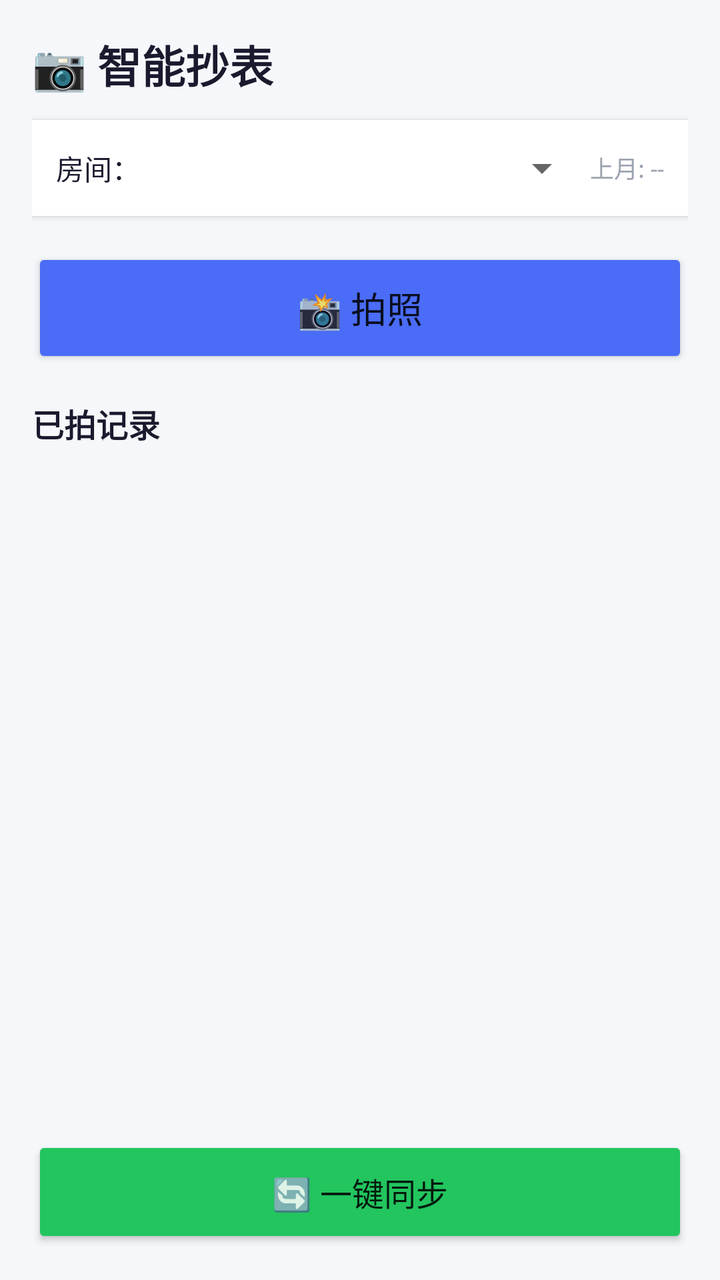
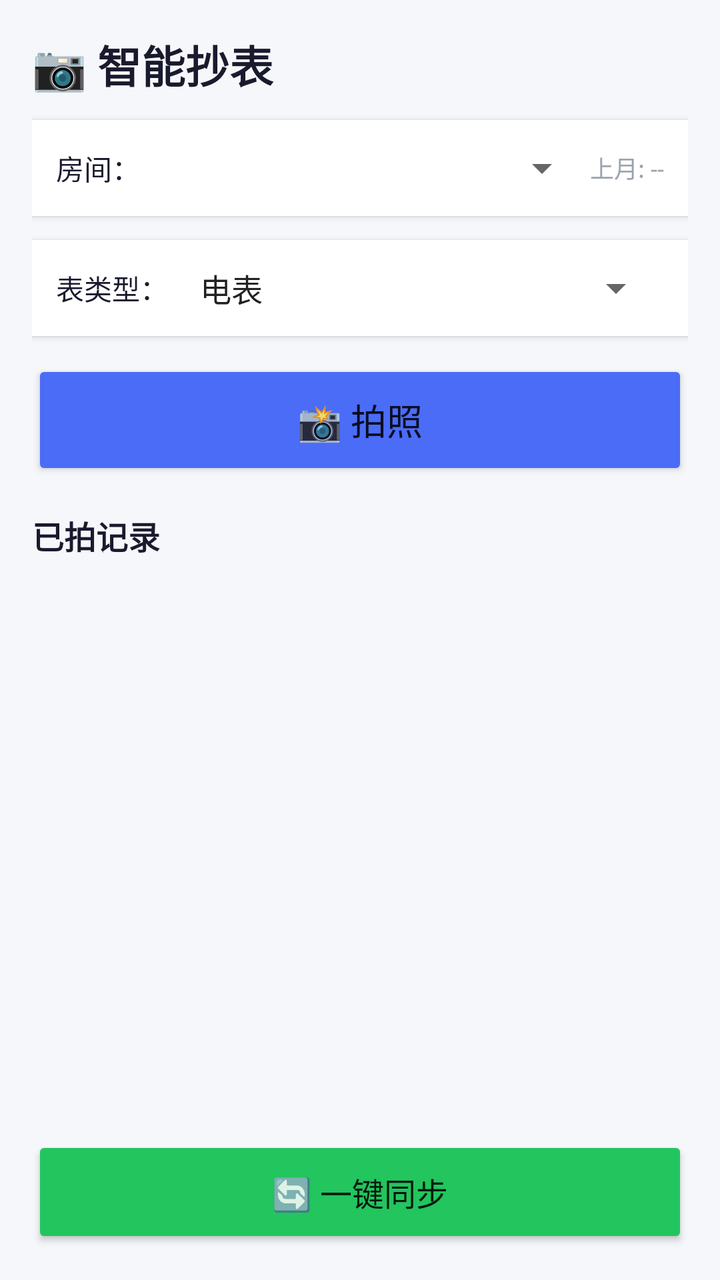

The first picture is an Android layout as it rendered before a commit; the second is the same layout after the commit. The layout source and the unified diff follow.
<!-- AndroidManifest.xml: application theme Theme.AppCompat.Light -->
<!-- res/layout/activity_smart_photo.xml -->
<?xml version="1.0" encoding="utf-8"?>
<LinearLayout xmlns:android="http://schemas.android.com/apk/res/android"
    android:layout_width="match_parent"
    android:layout_height="match_parent"
    android:orientation="vertical"
    android:padding="16dp"
    android:background="#F5F7FA">

    
    <TextView
        android:layout_width="match_parent"
        android:layout_height="wrap_content"
        android:text="📷 智能抄表"
        android:textSize="22sp"
        android:textStyle="bold"
        android:textColor="#1A1A2E"
        android:layout_marginBottom="12dp" />

    
    <LinearLayout
        android:layout_width="match_parent"
        android:layout_height="wrap_content"
        android:orientation="horizontal"
        android:gravity="center_vertical"
        android:background="#FFFFFF"
        android:padding="12dp"
        android:elevation="2dp"
        android:layout_marginBottom="16dp">

        <TextView
            android:layout_width="wrap_content"
            android:layout_height="wrap_content"
            android:text="房间："
            android:textSize="14sp"
            android:textColor="#1A1A2E" />

        <Spinner
            android:id="@+id/roomSpinner"
            android:layout_width="0dp"
            android:layout_height="wrap_content"
            android:layout_weight="1"
            android:layout_marginStart="8dp" />

        <TextView
            android:id="@+id/lastReadingText"
            android:layout_width="wrap_content"
            android:layout_height="wrap_content"
            android:text="上月: --"
            android:textSize="12sp"
            android:textColor="#9CA3AF" />
    </LinearLayout>

    
    <Button
        android:id="@+id/takePhotoBtn"
        android:layout_width="match_parent"
        android:layout_height="60dp"
        android:text="📸 拍照"
        android:textSize="18sp"
        android:backgroundTint="#4A6CF7"
        android:layout_marginBottom="16dp" />

    
    <TextView
        android:layout_width="match_parent"
        android:layout_height="wrap_content"
        android:text="已拍记录"
        android:textSize="16sp"
        android:textStyle="bold"
        android:textColor="#1A1A2E"
        android:layout_marginBottom="8dp" />

    
    <androidx.recyclerview.widget.RecyclerView
        android:id="@+id/pendingRecyclerView"
        android:layout_width="match_parent"
        android:layout_height="0dp"
        android:layout_weight="1" />

    
    <Button
        android:id="@+id/syncBtn"
        android:layout_width="match_parent"
        android:layout_height="56dp"
        android:text="🔄 一键同步"
        android:textSize="16sp"
        android:backgroundTint="#22C55E"
        android:layout_marginTop="12dp" />

</LinearLayout>
<!-- resources referenced by this layout -->
<resources>

</resources>

<!-- the commit's change to res/layout/activity_smart_photo.xml (unified diff, before → after) -->
@@ -25,7 +25,7 @@
         android:background="#FFFFFF"
         android:padding="12dp"
         android:elevation="2dp"
-        android:layout_marginBottom="16dp">
+        android:layout_marginBottom="12dp">
 
         <TextView
             android:layout_width="wrap_content"
@@ -48,6 +48,33 @@
             android:text="上月: --"
             android:textSize="12sp"
             android:textColor="#9CA3AF" />
+    </LinearLayout>
+
+    
+    <LinearLayout
+        android:layout_width="match_parent"
+        android:layout_height="wrap_content"
+        android:orientation="horizontal"
+        android:gravity="center_vertical"
+        android:background="#FFFFFF"
+        android:padding="12dp"
+        android:elevation="2dp"
+        android:layout_marginBottom="12dp">
+
+        <TextView
+            android:layout_width="wrap_content"
+            android:layout_height="wrap_content"
+            android:text="表类型："
+            android:textSize="14sp"
+            android:textColor="#1A1A2E" />
+
+        <Spinner
+            android:id="@+id/resourceTypeSpinner"
+            android:layout_width="0dp"
+            android:layout_height="wrap_content"
+            android:layout_weight="1"
+            android:layout_marginStart="8dp"
+            android:entries="@array/resource_types" />
     </LinearLayout>
 
     
<!-- resource entries referenced after the edit -->
@@ -1,5 +1,9 @@
 <!-- resources referenced by this layout -->
 <resources>
-
+  <string-array name="resource_types">
+          <item>电表</item>
+          <item>冷水表</item>
+          <item>热水表</item>
+      </string-array>
 </resources>
 
